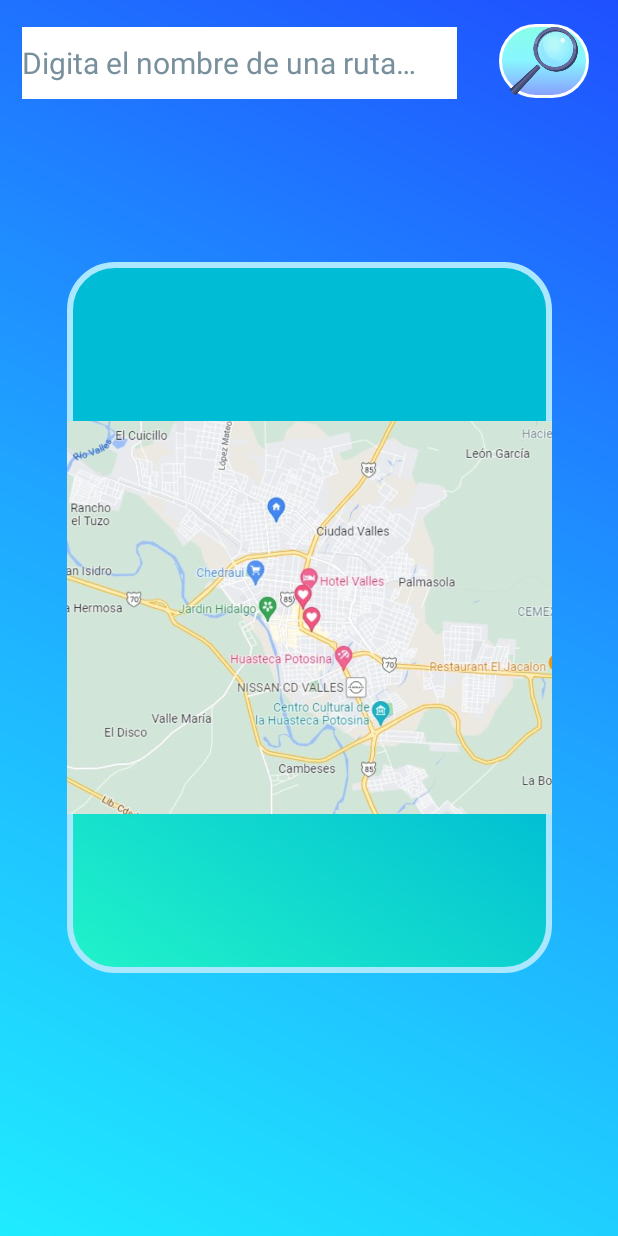
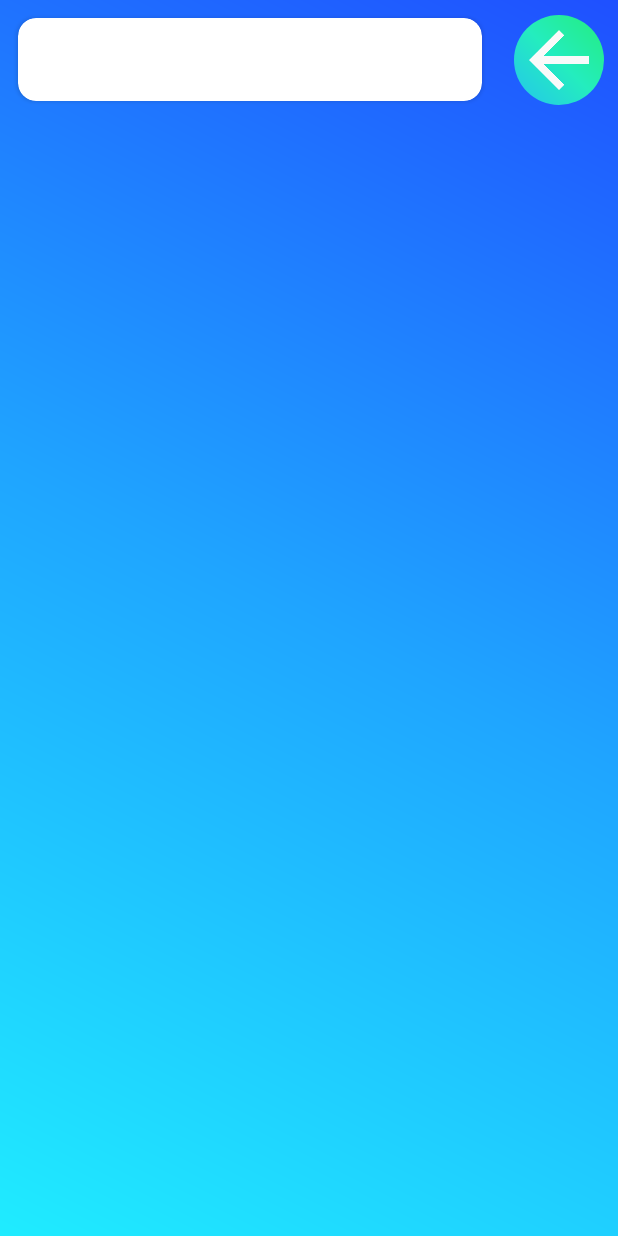
Before and after one commit to AndresDamian0412/Rutabus, an Android app: the Activity_mainview_user screen opened directly, with no data from a screen before it, after a tap on "Digita el nombre de una ruta…", on a phone screen of 412 x 824 dp. Run offline under Robolectric (Android 15) with nearby library versions, the phone set to English and light mode, and no system bars; 2 statements that could not run were skipped.

Commit message:
Avances vista usuario

```diff
--- a/app/src/main/java/com/example/rutabus/Activity_mainview_user.java
+++ b/app/src/main/java/com/example/rutabus/Activity_mainview_user.java
@@ -28,11 +28,12 @@ public class Activity_mainview_user extends AppCompatActivity implements SearchV
         return false;
     }
 
-    private void search (View view){
+    public void search_ruta(View view) {
         if(et_search.getText().toString().isEmpty()){
             Toast.makeText(getApplicationContext(),"Digite una ruta para la búsqueda",Toast.LENGTH_SHORT).show();
         }else{
             Intent i = new Intent(this,Activity_searchview_user.class);
+            i.putExtra("dato",et_search.getText().toString());
             startActivity(i);
         }
     }
--- a/app/src/main/res/layout/activity_mainview_user.xml
+++ b/app/src/main/res/layout/activity_mainview_user.xml
@@ -9,6 +9,43 @@
     android:textAlignment="center"
     tools:context=".Activity_mainview_user">
 
+    <LinearLayout
+        android:layout_width="match_parent"
+        android:layout_height="match_parent"
+        android:orientation="vertical">
+
+        <LinearLayout
+            android:layout_width="match_parent"
+            android:layout_height="wrap_content"
+            android:orientation="horizontal">
+
+            <android.support.v7.widget.CardView
+                android:layout_width="315dp"
+                android:layout_height="60dp"
+                android:backgroundTint="#FFFFFF"
+                app:cardCornerRadius="19sp"
+                android:layout_marginVertical="12dp"
+                android:layout_marginLeft="10dp">
+
+                <EditText
+                    android:id="@+id/et_search"
+                    android:layout_width="290dp"
+                    android:layout_height="48dp"
+                    android:layout_marginStart="21dp"
+                    android:layout_marginTop="18dp"
+                    android:layout_marginEnd="14dp"
+                    android:layout_marginVertical="7dp"
+                    android:background="@color/white"
+                    android:ems="10"
+                    android:hint="@string/buscaruta"
+                    android:importantForAutofill="no"
+                    android:inputType="textPersonName"
+                    android:textColor="@color/black"
+                    android:textColorHint="#78909C"
+                    android:textSize="20sp"
+                    tools:ignore="DuplicateSpeakableTextCheck" />
+            </android.support.v7.widget.CardView>
+
             <ImageButton
                 android:id="@+id/ib_search"
                 android:layout_width="60dp"
@@ -19,13 +56,11 @@
                 android:adjustViewBounds="true"
                 android:background="@drawable/gradient_items_images_menus"
                 android:contentDescription="@string/buscaruta"
-        android:onClick="search"
+                android:onClick="search_ruta"
                 android:scaleType="centerInside"
-        app:layout_constraintEnd_toEndOf="parent"
-        app:layout_constraintStart_toEndOf="@+id/et_search"
-        app:layout_constraintTop_toTopOf="parent"
                 app:srcCompat="@drawable/search"
                 tools:ignore="DuplicateSpeakableTextCheck" />
+        </LinearLayout>
 
         <ImageView
             android:id="@+id/iv_mapa"
@@ -37,29 +72,9 @@
             android:layout_marginBottom="129dp"
             android:background="@drawable/gradient_items_menu"
             android:contentDescription="@string/mapa_de_ciudad_valles"
-        app:layout_constraintBottom_toBottomOf="parent"
-        app:layout_constraintEnd_toEndOf="parent"
-        app:layout_constraintStart_toStartOf="parent"
-        app:layout_constraintTop_toBottomOf="@+id/ib_search"
             app:srcCompat="@drawable/mapa_mainview_user"
             tools:ignore="ImageContrastCheck" />
 
-    <EditText
-        android:id="@+id/et_search"
-        android:layout_width="290dp"
-        android:layout_height="48dp"
-        android:layout_marginStart="21dp"
-        android:layout_marginTop="18dp"
-        android:layout_marginEnd="14dp"
-        android:background="@color/white"
-        android:ems="10"
-        android:hint="@string/buscaruta"
-        android:importantForAutofill="no"
-        android:inputType="textPersonName"
-        android:textColor="@color/black"
-        android:textColorHint="#78909C"
-        android:textSize="20sp"
-        app:layout_constraintEnd_toStartOf="@+id/ib_search"
-        app:layout_constraintStart_toStartOf="parent"
-        app:layout_constraintTop_toTopOf="parent" />
+    </LinearLayout>
+
 </android.support.constraint.ConstraintLayout>
--- a/app/src/main/res/layout/activity_searchview_user.xml
+++ b/app/src/main/res/layout/activity_searchview_user.xml
@@ -4,27 +4,51 @@
     xmlns:tools="http://schemas.android.com/tools"
     android:layout_width="match_parent"
     android:layout_height="match_parent"
+    android:background="@drawable/gradient_layout"
     tools:context=".Activity_searchview_user">
 
-    <android.support.v7.widget.RecyclerView
-        android:id="@+id/recyclerView"
-        android:layout_width="414dp"
-        android:layout_height="669dp"
-        android:layout_marginStart="1dp"
-        android:layout_marginBottom="1dp"
-        app:layout_constraintBottom_toBottomOf="parent"
-        app:layout_constraintEnd_toEndOf="parent"
-        app:layout_constraintStart_toStartOf="parent" />
+    <LinearLayout
+        android:layout_width="match_parent"
+        android:layout_height="match_parent"
+        android:orientation="vertical">
 
-    <TextView
-        android:id="@+id/textView"
-        android:layout_width="379dp"
-        android:layout_height="30dp"
-        android:layout_marginStart="16dp"
-        android:layout_marginEnd="16dp"
-        android:layout_marginBottom="15dp"
-        android:text="TextView"
-        app:layout_constraintBottom_toTopOf="@+id/recyclerView"
-        app:layout_constraintEnd_toEndOf="parent"
-        app:layout_constraintStart_toStartOf="parent" />
+        <LinearLayout
+            android:layout_width="match_parent"
+            android:layout_height="match_parent"
+            android:orientation="horizontal">
+
+            <android.support.v7.widget.CardView
+                android:layout_width="0dp"
+                android:layout_height="55dp"
+                android:layout_marginVertical="12dp"
+                android:layout_marginHorizontal="12dp"
+                android:backgroundTint="#FFFFFF"
+                app:cardCornerRadius="12sp"
+                android:layout_weight="1">
+
+                <TextView
+                    android:id="@+id/tv_search"
+                    android:layout_width="318dp"
+                    android:layout_height="42dp"
+                    android:layout_marginHorizontal="7dp"
+                    android:layout_marginVertical="7dp"
+                    android:layout_weight="1" />
+            </android.support.v7.widget.CardView>
+
+            <ImageView
+                android:id="@+id/btn_back"
+                android:layout_width="60dp"
+                android:layout_height="60dp"
+                android:layout_marginHorizontal="9dp"
+                android:layout_marginVertical="10dp"
+                android:background="@drawable/gradient_buttons"
+                android:contentDescription="@string/btn_back"
+                app:srcCompat="@drawable/arrow_white_back_icon" />
+
+        </LinearLayout>
+
+        <android.support.v7.widget.RecyclerView
+            android:layout_width="match_parent"
+            android:layout_height="match_parent" />
+    </LinearLayout>
 </android.support.constraint.ConstraintLayout>
--- a/app/src/main/res/values/strings.xml
+++ b/app/src/main/res/values/strings.xml
@@ -17,4 +17,5 @@
     <string name="rutas_text">Rutas</string>
     <string name="conductores_text">Conductores</string>
     <string name="mapa_de_ciudad_valles">mapa_de_ciudad_valles</string>
+    <string name="btn_back">btn_back</string>
 </resources>
```
Lines whose indentation alone changed are shown as unchanged.
